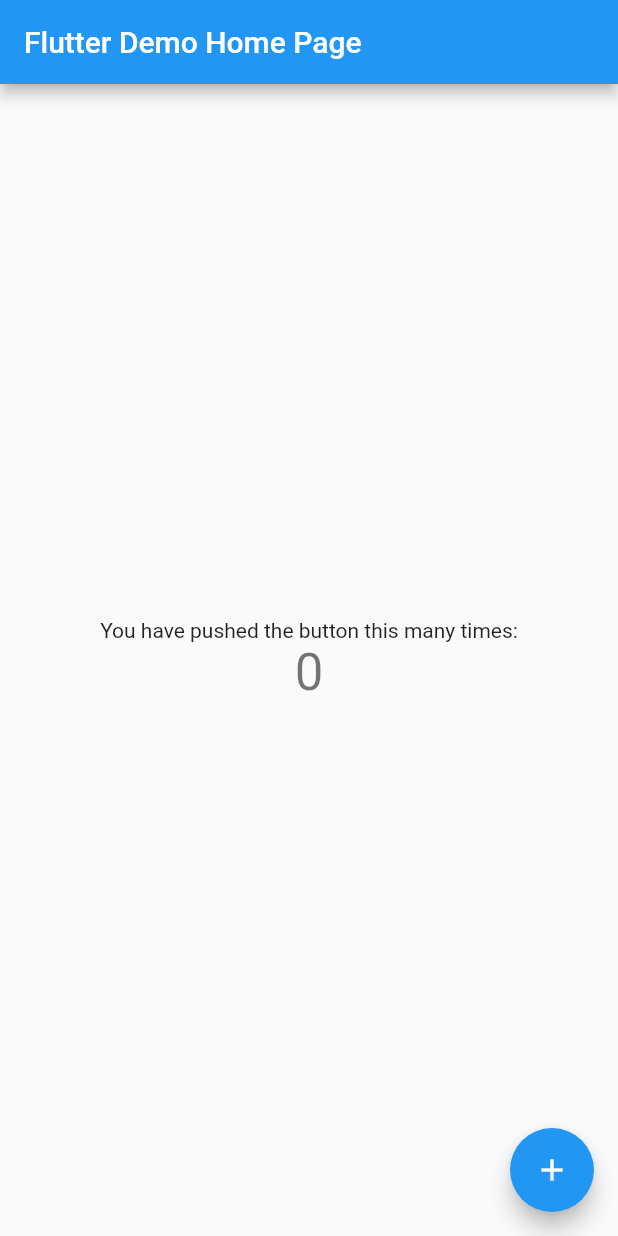
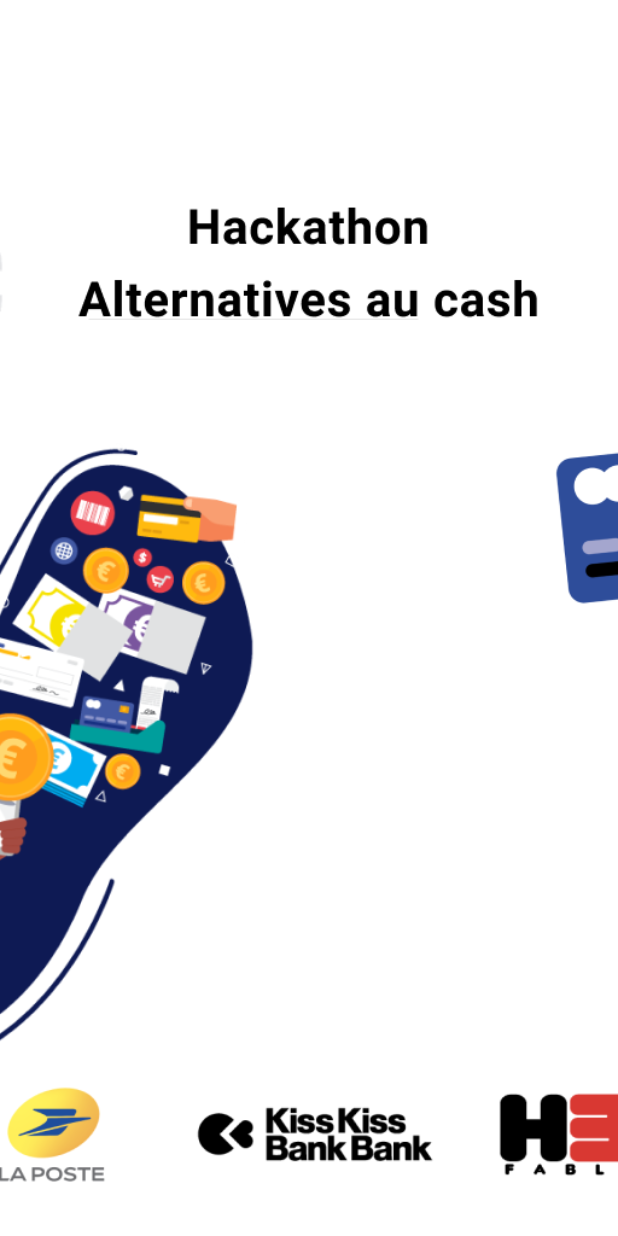
Before and after one commit to Darylabrador/hackathon_desktop, a Flutter app: the screen it shows after launch, on a phone screen of 412 x 824 dp. Run offline on Flutter 3.47's test engine with Material 2 defaults, Android fonts, the phone set to English and light mode, and no system bars.

Commit message:
Adding : splashscreen

```diff
--- a/lib/main.dart
+++ b/lib/main.dart
@@ -1,4 +1,6 @@
 import 'package:flutter/material.dart';
+
+import './screens/splash_screen.dart';
 
 void main() {
   runApp(const MyApp());
@@ -7,109 +9,14 @@
 class MyApp extends StatelessWidget {
   const MyApp({Key? key}) : super(key: key);
 
-  // This widget is the root of your application.
   @override
   Widget build(BuildContext context) {
     return MaterialApp(
       title: 'Flutter Demo',
       theme: ThemeData(
-        // This is the theme of your application.
-        //
-        // Try running your application with "flutter run". You'll see the
-        // application has a blue toolbar. Then, without quitting the app, try
-        // changing the primarySwatch below to Colors.green and then invoke
-        // "hot reload" (press "r" in the console where you ran "flutter run",
-        // or simply save your changes to "hot reload" in a Flutter IDE).
-        // Notice that the counter didn't reset back to zero; the application
-        // is not restarted.
         primarySwatch: Colors.blue,
       ),
-      home: const MyHomePage(title: 'Flutter Demo Home Page'),
+      home: const SplashScreen(),
     );
   }
 }
-
-class MyHomePage extends StatefulWidget {
-  const MyHomePage({Key? key, required this.title}) : super(key: key);
-
-  // This widget is the home page of your application. It is stateful, meaning
-  // that it has a State object (defined below) that contains fields that affect
-  // how it looks.
-
-  // This class is the configuration for the state. It holds the values (in this
-  // case the title) provided by the parent (in this case the App widget) and
-  // used by the build method of the State. Fields in a Widget subclass are
-  // always marked "final".
-
-  final String title;
-
-  @override
-  State<MyHomePage> createState() => _MyHomePageState();
-}
-
-class _MyHomePageState extends State<MyHomePage> {
-  int _counter = 0;
-
-  void _incrementCounter() {
-    setState(() {
-      // This call to setState tells the Flutter framework that something has
-      // changed in this State, which causes it to rerun the build method below
-      // so that the display can reflect the updated values. If we changed
-      // _counter without calling setState(), then the build method would not be
-      // called again, and so nothing would appear to happen.
-      _counter++;
-    });
-  }
-
-  @override
-  Widget build(BuildContext context) {
-    // This method is rerun every time setState is called, for instance as done
-    // by the _incrementCounter method above.
-    //
-    // The Flutter framework has been optimized to make rerunning build methods
-    // fast, so that you can just rebuild anything that needs updating rather
-    // than having to individually change instances of widgets.
-    return Scaffold(
-      appBar: AppBar(
-        // Here we take the value from the MyHomePage object that was created by
-        // the App.build method, and use it to set our appbar title.
-        title: Text(widget.title),
-      ),
-      body: Center(
-        // Center is a layout widget. It takes a single child and positions it
-        // in the middle of the parent.
-        child: Column(
-          // Column is also a layout widget. It takes a list of children and
-          // arranges them vertically. By default, it sizes itself to fit its
-          // children horizontally, and tries to be as tall as its parent.
-          //
-          // Invoke "debug painting" (press "p" in the console, choose the
-          // "Toggle Debug Paint" action from the Flutter Inspector in Android
-          // Studio, or the "Toggle Debug Paint" command in Visual Studio Code)
-          // to see the wireframe for each widget.
-          //
-          // Column has various properties to control how it sizes itself and
-          // how it positions its children. Here we use mainAxisAlignment to
-          // center the children vertically; the main axis here is the vertical
-          // axis because Columns are vertical (the cross axis would be
-          // horizontal).
-          mainAxisAlignment: MainAxisAlignment.center,
-          children: <Widget>[
-            const Text(
-              'You have pushed the button this many times:',
-            ),
-            Text(
-              '$_counter',
-              style: Theme.of(context).textTheme.headline4,
-            ),
-          ],
-        ),
-      ),
-      floatingActionButton: FloatingActionButton(
-        onPressed: _incrementCounter,
-        tooltip: 'Increment',
-        child: const Icon(Icons.add),
-      ), // This trailing comma makes auto-formatting nicer for build methods.
-    );
-  }
-}
--- /dev/null
+++ b/lib/screens/splash_screen.dart
@@ -0,0 +1,22 @@
+import 'package:flutter/material.dart';
+
+class SplashScreen extends StatelessWidget {
+  const SplashScreen({Key? key}) : super(key: key);
+
+  @override
+  Widget build(BuildContext context) {
+    return Scaffold(
+      backgroundColor: Colors.white,
+      body: Container(
+        height: double.infinity,
+        width: double.infinity,
+        decoration: const BoxDecoration(
+          image: DecorationImage(
+            image: AssetImage("assets/images/splashscreen.png"),
+            fit: BoxFit.fitHeight,
+          ),
+        ),
+      ),
+    );
+  }
+}
--- a/pubspec.yaml
+++ b/pubspec.yaml
@@ -58,9 +58,9 @@
   uses-material-design: true
 
   # To add assets to your application, add an assets section, like this:
-  # assets:
-  #   - images/a_dot_burr.jpeg
-  #   - images/a_dot_ham.jpeg
+  assets:
+    - assets/images/background.png
+    - assets/images/splashscreen.png
 
   # An image asset can refer to one or more resolution-specific "variants", see
   # https://flutter.dev/assets-and-images/#resolution-aware.
```
Also changed, not shown: assets/images/background.png (added), assets/images/splashscreen.png (added).
